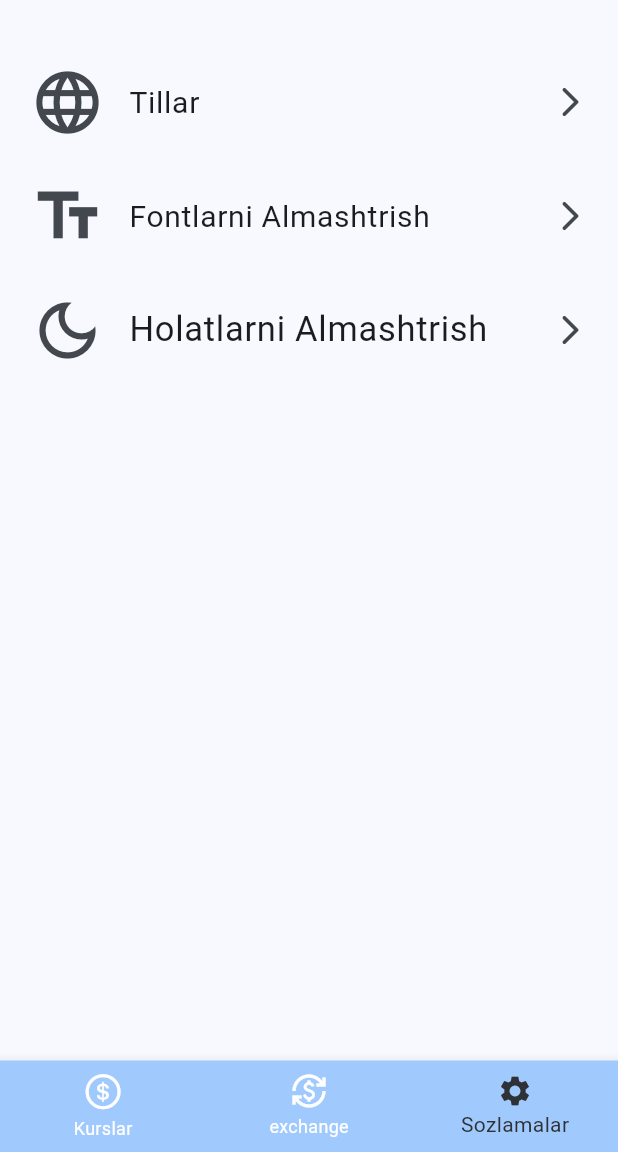
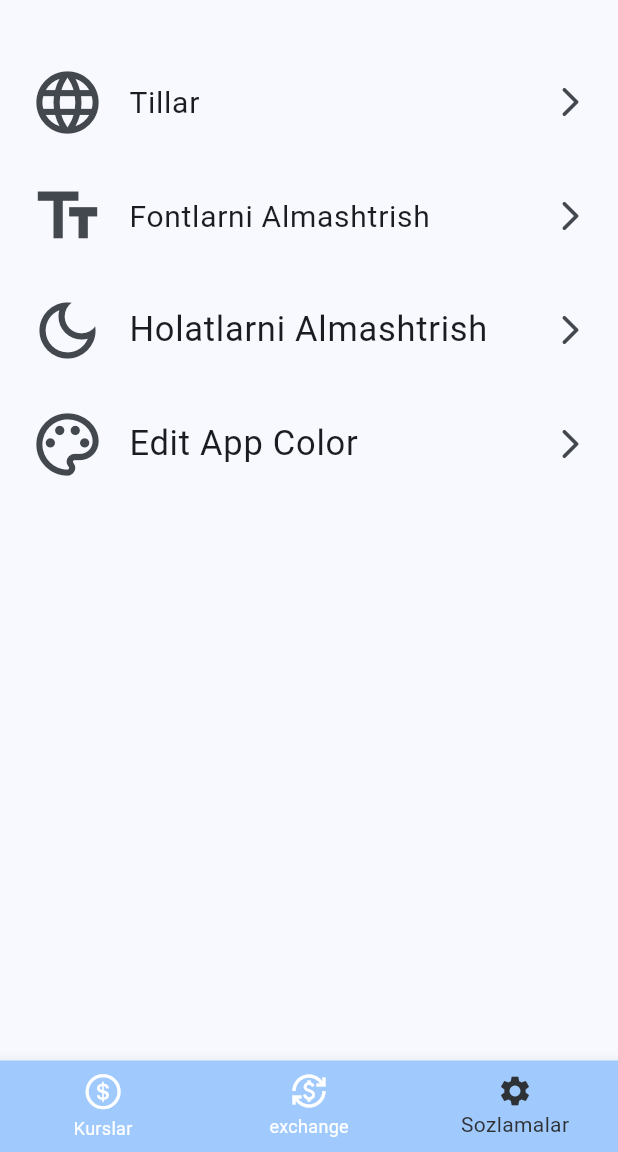
Before and after one commit to Jamshidmirzo/converter_app, a Flutter app: the screen it shows after launch, item 3 of the bottom bar chosen, on a phone screen of 412 x 824 dp, the part 84-1236 px from its top. Run offline on Flutter 3.47's test engine with Material 3 defaults, Android fonts, the phone set to English and light mode, and no system bars; drawn by our look-alikes of zoom_tap_animation; our stand-ins replace adaptive_theme, easy_localization, google_fonts, lottie, shared_preferences; network calls fail; Roboto replaces fonts that are missing (Aboreto).

Commit message:
prefinal commit

```diff
--- a/lib/main.dart
+++ b/lib/main.dart
@@ -1,4 +1,5 @@
 import 'package:adaptive_theme/adaptive_theme.dart';
+
 import 'package:converter_app/views/screens/splashpage.dart';
 import 'package:easy_localization/easy_localization.dart';
 import 'package:flutter/material.dart';
@@ -120,6 +121,14 @@ class _ConverterState extends State<Converter> {
     setState(() {});
   }
 
+  Color maincolor = Colors.blue;
+  changeColorScheme(Color color) {
+    print(maincolor);
+    maincolor = color;
+    print(maincolor);
+    setState(() {});
+  }
+
   @override
   Widget build(BuildContext context) {
     return AdaptiveTheme(
@@ -130,7 +139,7 @@ class _ConverterState extends State<Converter> {
       dark: ThemeData.dark().copyWith(
         textTheme: mainTextTheme,
         colorScheme: ColorScheme.fromSeed(
-          seedColor: Colors.blue,
+          seedColor: maincolor,
           brightness: Brightness.dark,
         ),
       ),
@@ -144,8 +153,8 @@ class _ConverterState extends State<Converter> {
           supportedLocales: context.supportedLocales,
           locale: context.locale,
           home: Splashpage(
-            changeMainTheme: changeMainTheme,
-          ),
+              changeMainTheme: changeMainTheme,
+              changeColorScheme: changeColorScheme),
         );
       },
     );
--- a/lib/views/screens/bottomnavpage.dart
+++ b/lib/views/screens/bottomnavpage.dart
@@ -7,8 +7,13 @@ import 'package:flutter/material.dart';
 
 class Bottomnavpage extends StatefulWidget {
   final Function changeMainTheme;
+  Function changeColorScheme;
 
-  Bottomnavpage({Key? key, required this.changeMainTheme}) : super(key: key);
+  Bottomnavpage(
+      {Key? key,
+      required this.changeMainTheme,
+      required this.changeColorScheme})
+      : super(key: key);
 
   @override
   State<Bottomnavpage> createState() => _BottomnavpageState();
@@ -24,7 +29,9 @@ class _BottomnavpageState extends State<Bottomnavpage> {
     screens = [
       const Homepage(),
       const ExchangePage(),
-      SettingsPage(changeMainTheme: widget.changeMainTheme),
+      SettingsPage(
+          changeMainTheme: widget.changeMainTheme,
+          changeColorScheme: widget.changeColorScheme),
     ];
   }
 
--- a/lib/views/screens/excahngepage.dart
+++ b/lib/views/screens/excahngepage.dart
@@ -187,6 +187,7 @@ class _ExchangePageState extends State<ExchangePage> {
                                     ),
                                     padding: const EdgeInsets.all(10),
                                     child: TextFormField(
+                                      keyboardType: TextInputType.number,
                                       onChanged: (value) => exchange(),
                                       controller: currencyController,
                                       validator: (value) {
--- a/lib/views/screens/homepage.dart
+++ b/lib/views/screens/homepage.dart
@@ -70,7 +70,6 @@ class _HomepageState extends State<Homepage> {
                       ))
                   : Text(
                       context.tr('mainappbar'),
-                      style: GoogleFonts.aboreto(),
                     ),
             );
           },
--- a/lib/views/screens/settingspage.dart
+++ b/lib/views/screens/settingspage.dart
@@ -8,8 +8,12 @@ import 'package:zoom_tap_animation/zoom_tap_animation.dart';
 
 class SettingsPage extends StatefulWidget {
   final Function changeMainTheme;
+  Function changeColorScheme;
 
-  SettingsPage({super.key, required this.changeMainTheme});
+  SettingsPage(
+      {super.key,
+      required this.changeMainTheme,
+      required this.changeColorScheme});
 
   @override
   State<SettingsPage> createState() => _SettingsPageState();
@@ -23,6 +27,18 @@ class _SettingsPageState extends State<SettingsPage> {
   bool isSystem = true;
   bool isDark = false;
   bool isLight = false;
+  List<Color> colors = [
+    Colors.blue,
+    Colors.white,
+    Colors.amber,
+    Colors.red,
+    Colors.deepPurple,
+    Colors.cyan,
+    Colors.green,
+    Colors.lightBlue,
+    Colors.orange,
+    Colors.pink
+  ];
 
   @override
   void initState() {
@@ -244,6 +260,51 @@ class _SettingsPageState extends State<SettingsPage> {
     );
   }
 
+  void showForColor(BuildContext context) {
+    showModalBottomSheet(
+      context: context,
+      builder: (context) {
+        return Padding(
+          padding: EdgeInsets.all(20),
+          child: Column(
+            mainAxisSize: MainAxisSize.min,
+            children: [
+              const Text(
+                'Change your app color',
+                style: TextStyle(fontSize: 23, color: Colors.amber),
+              ),
+              Flexible(
+                child: ListView.separated(
+                  separatorBuilder: (context, index) {
+                    return const SizedBox(
+                      width: 10,
+                    );
+                  },
+                  scrollDirection: Axis.horizontal,
+                  itemCount: colors.length,
+                  itemBuilder: (context, index) {
+                    return ZoomTapAnimation(
+                      onTap: () {
+                        widget.changeColorScheme(colors[index]);
+                        Navigator.pop(context);
+                      },
+                      child: Container(
+                        width: 50,
+                        height: 50,
+                        decoration: BoxDecoration(
+                            shape: BoxShape.circle, color: colors[index]),
+                      ),
+                    );
+                  },
+                ),
+              ),
+            ],
+          ),
+        );
+      },
+    );
+  }
+
   void _showFontBottomSheet(BuildContext context) {
     showModalBottomSheet(
       context: context,
@@ -329,6 +390,26 @@ class _SettingsPageState extends State<SettingsPage> {
                   trailing: const Icon(Icons.arrow_forward_ios_rounded),
                 ),
               ),
+              const SizedBox(
+                height: 20,
+              ),
+              ZoomTapAnimation(
+                onTap: () {
+                  showForColor(context);
+                },
+                child: const ListTile(
+                  contentPadding: EdgeInsets.zero,
+                  leading: Icon(
+                    Icons.color_lens_outlined,
+                    size: 50,
+                  ),
+                  title: Text(
+                    'Edit App Color',
+                    style: TextStyle(fontSize: 23),
+                  ),
+                  trailing: Icon(Icons.arrow_forward_ios_rounded),
+                ),
+              )
             ],
           ),
         ),
```
Also changed, not shown: lib/views/screens/splashpage.dart (+8 -2 lines), pubspec.yaml (+12 -8 lines), assets/logo.png (renamed from assets/images/logo.png), pubspec.lock, 25 other files.
